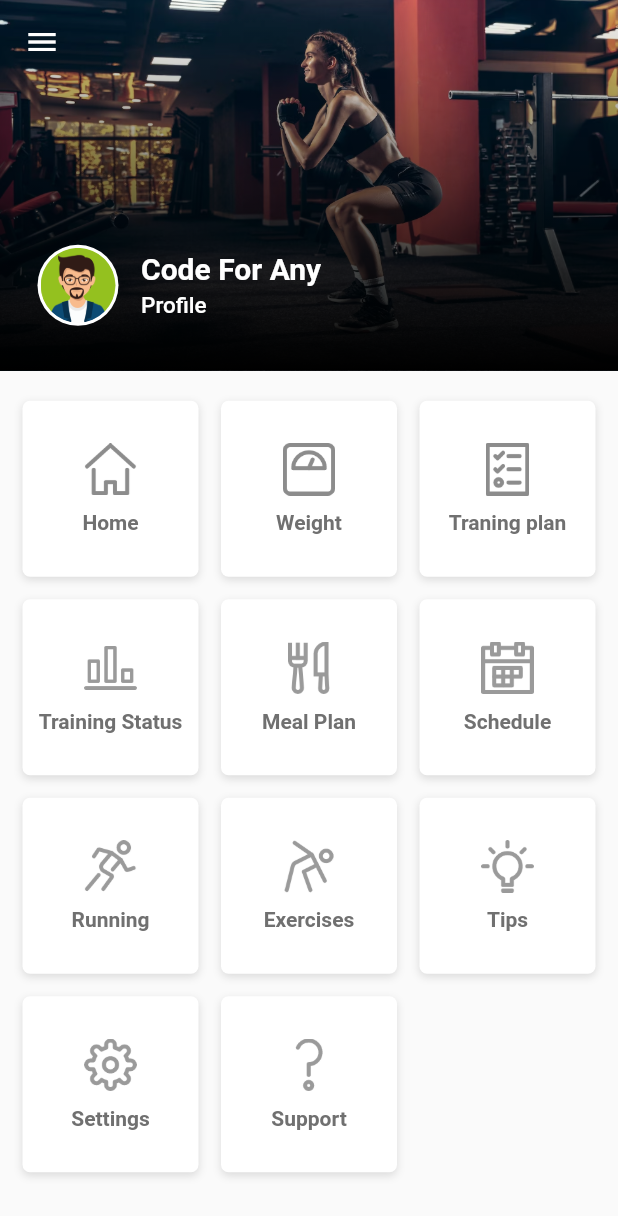
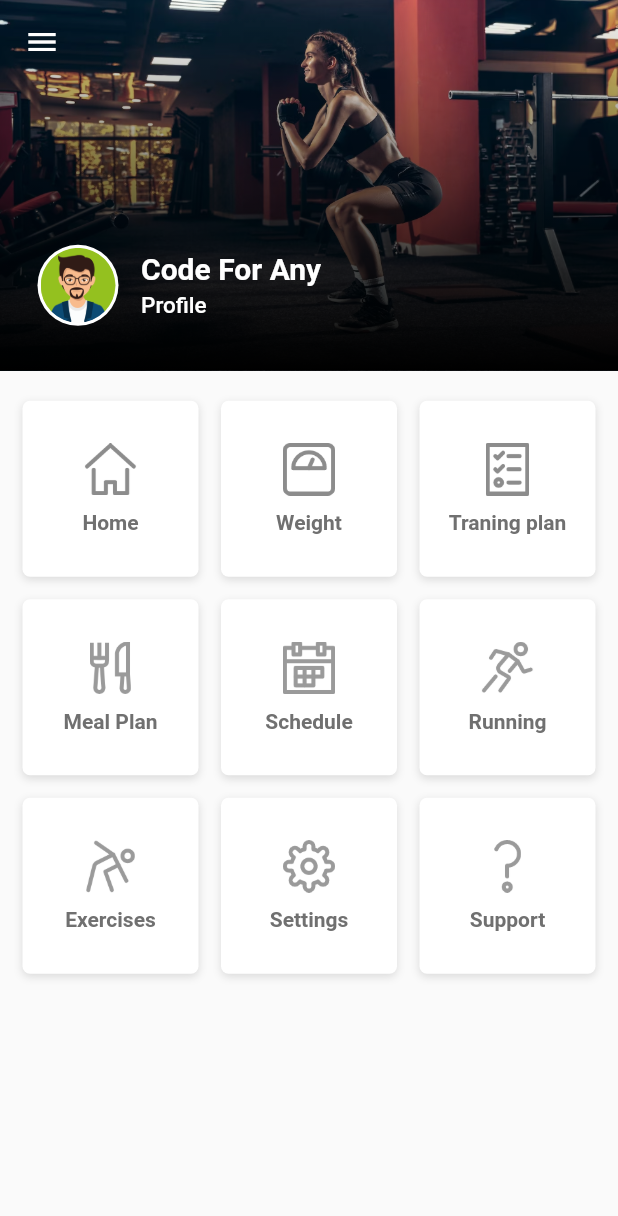
Before and after one commit to Mohamed-Husien/musclemate, a Flutter app: the screen it shows after launch, on a phone screen of 412 x 824 dp. Shown: the top 1216 px of the screen. Run offline on Flutter 3.47's test engine with Material 3 defaults, Android fonts, the phone set to English and light mode, and no system bars; our stand-ins replace carousel_slider, flutter_calendar_carousel, flutter_rating_bar, simple_circular_progress_bar; Roboto replaces fonts that are missing (Quicksand).

Commit message:
create menu model and refactor some codes

```diff
--- /dev/null
+++ b/lib/models/menu_cells_model.dart
@@ -0,0 +1,11 @@
+class MenuCellsModel {
+  final String name;
+  final String image;
+  final String tag;
+
+  MenuCellsModel({
+    required this.name,
+    required this.image,
+    required this.tag,
+  });
+}
--- a/lib/views/menu/menu_view.dart
+++ b/lib/views/menu/menu_view.dart
@@ -3,18 +3,10 @@ import 'dart:ui';
 import 'package:flutter/material.dart';
 import 'package:flutter/services.dart';
 import 'package:musclemate/helpers/color_extension.dart';
-import 'package:musclemate/views/home_view.dart';
-import 'package:musclemate/views/menu/yoga_view.dart';
-import 'package:musclemate/views/settings/setting_view.dart';
+import 'package:musclemate/helpers/menu_tap_fun.dart';
+import 'package:musclemate/models/menu_cells_model.dart';
 import 'package:musclemate/widgets/custom_drawer.dart';
-import 'package:musclemate/widgets/menu_cell.dart';
-import 'package:musclemate/widgets/custom_drawer_item_row.dart';
-import '../exercise/exercise_view_2.dart';
-import '../meal_plan/meal_plan_view_2.dart';
-import '../running/running_view.dart';
-import '../schedule/schedule_view.dart';
-import '../tips/tips_view.dart';
-import '../weight/weight_view.dart';
+import 'package:musclemate/widgets/custom_menu_cell.dart';
 
 class MenuView extends StatefulWidget {
   const MenuView({super.key});
@@ -24,26 +16,30 @@ class MenuView extends StatefulWidget {
 }
 
 class _MenuViewState extends State<MenuView> {
-  List menuArr = [
-    {"name": "Home", "image": "assets/img/menu_home.png", "tag": "1"},
-    {"name": "Weight", "image": "assets/img/menu_weight.png", "tag": "2"},
-    {
-      "name": "Traning plan",
-      "image": "assets/img/menu_traning_plan.png",
-      "tag": "3"
-    },
-    {
-      "name": "Training Status",
-      "image": "assets/img/menu_traning_status.png",
-      "tag": "4"
-    },
-    {"name": "Meal Plan", "image": "assets/img/menu_meal_plan.png", "tag": "5"},
-    {"name": "Schedule", "image": "assets/img/menu_schedule.png", "tag": "6"},
-    {"name": "Running", "image": "assets/img/menu_running.png", "tag": "7"},
-    {"name": "Exercises", "image": "assets/img/menu_exercises.png", "tag": "8"},
-    {"name": "Tips", "image": "assets/img/menu_tips.png", "tag": "9"},
-    {"name": "Settings", "image": "assets/img/menu_settings.png", "tag": "10"},
-    {"name": "Support", "image": "assets/img/menu_support.png", "tag": "11"},
+  List<MenuCellsModel> menuArr = [
+    MenuCellsModel(name: "Home", image: "assets/img/menu_home.png", tag: "1"),
+    MenuCellsModel(
+        name: "Weight", image: "assets/img/menu_weight.png", tag: "2"),
+    MenuCellsModel(
+        name: "Traning plan",
+        image: "assets/img/menu_traning_plan.png",
+        tag: "3"),
+    // MenuCellsModel(
+    //     name: "Training Status",
+    //     image: "assets/img/menu_traning_status.png",
+    //     tag: "4"),
+    MenuCellsModel(
+        name: "Meal Plan", image: "assets/img/menu_meal_plan.png", tag: "5"),
+    MenuCellsModel(
+        name: "Schedule", image: "assets/img/menu_schedule.png", tag: "6"),
+    MenuCellsModel(
+        name: "Running", image: "assets/img/menu_running.png", tag: "7"),
+    MenuCellsModel(
+        name: "Exercises", image: "assets/img/menu_exercises.png", tag: "8"),
+    MenuCellsModel(
+        name: "Settings", image: "assets/img/menu_settings.png", tag: "9"),
+    MenuCellsModel(
+        name: "Support", image: "assets/img/menu_support.png", tag: "10"),
   ];
 
   @override
@@ -144,64 +140,10 @@ class _MenuViewState extends State<MenuView> {
               childAspectRatio: 1),
           itemCount: menuArr.length,
           itemBuilder: ((context, index) {
-            var mObj = menuArr[index] as Map? ?? {};
-            return MenuCell(
-              mObj: mObj,
+            return CustomMenuCell(
+              menuCellsModel: menuArr[index],
               onPressed: () {
-                switch (mObj["tag"].toString()) {
-                  case "1":
-                    Navigator.push(
-                        context,
-                        MaterialPageRoute(
-                            builder: (context) => const HomeView()));
-                    break;
-                  case "2":
-                    Navigator.push(
-                        context,
-                        MaterialPageRoute(
-                            builder: (context) => const WeightView()));
-                    break;
-                  case "3":
-                    Scaffold.of(context).openDrawer();
-                    break;
-                  case "5":
-                    Navigator.push(
-                        context,
-                        MaterialPageRoute(
-                            builder: (context) => const MealPlanView2()));
-                    break;
-                  case "6":
-                    Navigator.push(
-                        context,
-                        MaterialPageRoute(
-                            builder: (context) => const ScheduleView()));
-                    break;
-                  case "7":
-                    Navigator.push(
-                        context,
-                        MaterialPageRoute(
-                            builder: (context) => const RunningView()));
-                    break;
-                  case "8":
-                    Navigator.push(
-                        context,
-                        MaterialPageRoute(
-                            builder: (context) => const ExerciseView2()));
-                    break;
-                  case "9":
-                    Navigator.push(
-                        context,
-                        MaterialPageRoute(
-                            builder: (context) => const TipsView()));
-                    break;
-                  case "10":
-                    Navigator.push(
-                        context,
-                        MaterialPageRoute(
-                            builder: (context) => const SettingsView()));
-                    break;
-                  default:
-                }
+                menuTapMethod(menuArr[index].tag, context);
               },
             );
           }),
--- /dev/null
+++ b/lib/widgets/custom_menu_cell.dart
@@ -0,0 +1,46 @@
+import 'package:flutter/material.dart';
+import 'package:musclemate/helpers/color_extension.dart';
+import 'package:musclemate/models/menu_cells_model.dart';
+
+class CustomMenuCell extends StatelessWidget {
+  final VoidCallback onPressed;
+  final MenuCellsModel menuCellsModel;
+  const CustomMenuCell(
+      {super.key, required this.menuCellsModel, required this.onPressed});
+
+  @override
+  Widget build(BuildContext context) {
+    return InkWell(
+      onTap: onPressed,
+      child: Container(
+        decoration: BoxDecoration(
+            color: TColor.white,
+            borderRadius: BorderRadius.circular(5),
+            boxShadow: const [
+              BoxShadow(
+                  color: Colors.black12, blurRadius: 4, offset: Offset(0, 2)),
+            ]),
+        child: Column(
+          mainAxisAlignment: MainAxisAlignment.center,
+          crossAxisAlignment: CrossAxisAlignment.center,
+          children: [
+            Image.asset(
+              menuCellsModel.image,
+              width: 35,
+              height: 35,
+              fit: BoxFit.contain,
+            ),
+            const SizedBox(
+              height: 10,
+            ),
+            Text(menuCellsModel.name,
+                style: TextStyle(
+                    fontSize: 14,
+                    color: TColor.secondaryText,
+                    fontWeight: FontWeight.w700))
+          ],
+        ),
+      ),
+    );
+  }
+}
--- a/lib/widgets/menu_cell.dart
+++ /dev/null
@@ -1,48 +0,0 @@
-
-import 'package:flutter/material.dart';
-import 'package:musclemate/helpers/color_extension.dart';
-
-
-class MenuCell extends StatelessWidget {
-  final Map mObj;
-  final VoidCallback onPressed;
-
-  const MenuCell({super.key, required this.mObj, required this.onPressed });
-
-  @override
-  Widget build(BuildContext context) {
-    return InkWell(
-      onTap: onPressed,
-      child: Container(
-        decoration: BoxDecoration(
-          color: TColor.white,
-          borderRadius: BorderRadius.circular(5),
-          boxShadow: const [
-            BoxShadow(
-              color: Colors.black12,
-              blurRadius: 4,
-              offset: Offset(0, 2)
-            ),
-          ]
-        ),
-        child: Column(
-          mainAxisAlignment: MainAxisAlignment.center,
-          crossAxisAlignment: CrossAxisAlignment.center,
-          children: [
-
-            Image.asset( mObj["image"].toString() , width: 35, height: 35, fit: BoxFit.contain,),
-
-            const SizedBox(height: 10,),
-
-            Text(mObj["name"],
-                style: TextStyle(
-                    fontSize: 14,
-                    color: TColor.secondaryText,
-                    fontWeight: FontWeight.w700))
-
-          ],
-        ),
-      ),
-    );
-  }
-}
```
Also changed, not shown: lib/helpers/drawer_click_fun.dart (added, +38 -0 lines), lib/helpers/menu_tap_fun.dart (added, +53 -0 lines), lib/widgets/custom_drawer.dart (+1 -34 lines).
